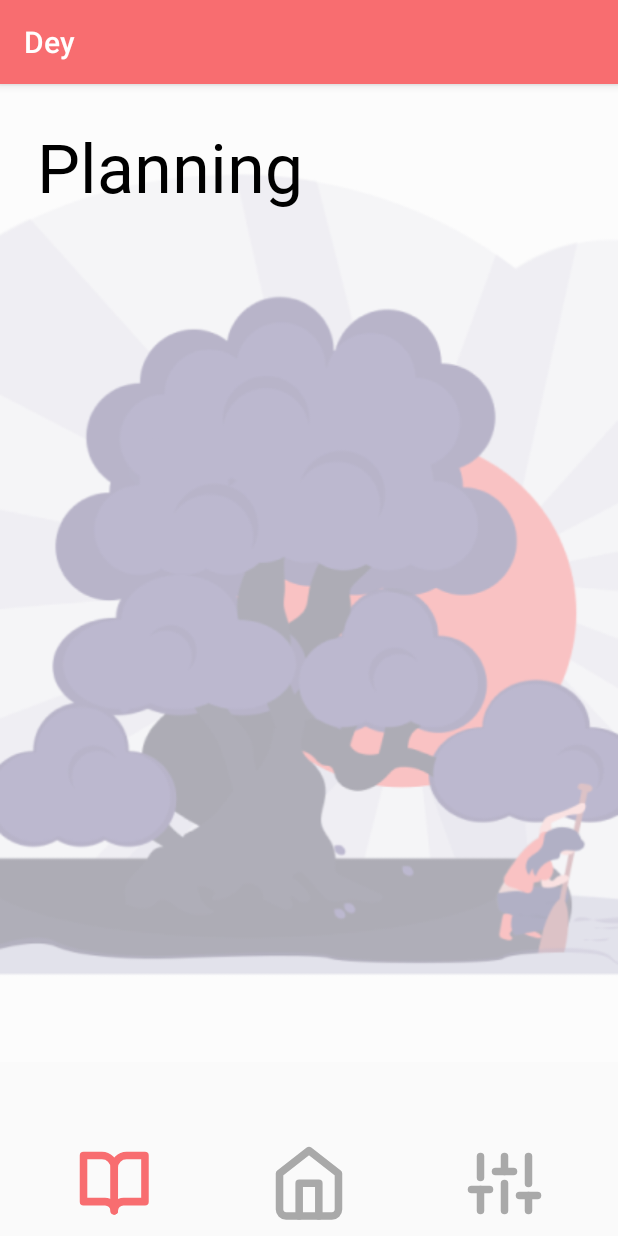
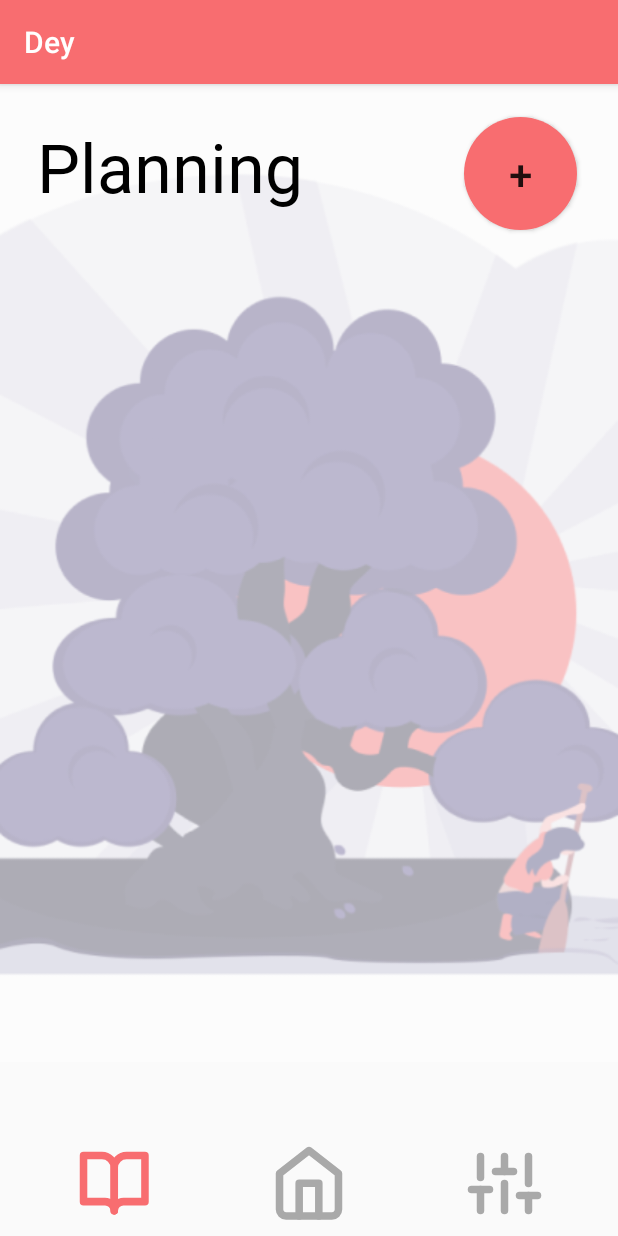
Before and after one commit to LukasSplinter/s1112597_s1114780_iiatimd_app, an Android app: the AgendaActivity screen opened directly, with no data from a screen before it, on a phone screen of 412 x 824 dp. Run offline under Robolectric (Android 15) with nearby library versions, the phone set to English and light mode, and no system bars; our stand-ins replace Room's generated code, Volley; network calls fail.

Commit message:
added activity to add agenda item

```diff
--- a/android_app/app/src/main/AndroidManifest.xml
+++ b/android_app/app/src/main/AndroidManifest.xml
@@ -20,6 +20,7 @@
         </activity>
         <activity android:name=".SettingsActivity" />
         <activity android:name=".AgendaActivity" />
+        <activity android:name=".AddAgenda" />
     </application>
 
 </manifest>
--- a/android_app/app/src/main/java/com/example/iiatimd_app_project/AgendaActivity.java
+++ b/android_app/app/src/main/java/com/example/iiatimd_app_project/AgendaActivity.java
@@ -2,10 +2,25 @@ package com.example.iiatimd_app_project;
 
 import android.content.Intent;
 import android.os.Bundle;
+import android.util.Log;
 import android.view.View;
+import android.widget.Button;
 import android.widget.ImageButton;
 
 import androidx.appcompat.app.AppCompatActivity;
+
+import com.android.volley.Request;
+import com.android.volley.RequestQueue;
+import com.android.volley.Response;
+import com.android.volley.RetryPolicy;
+import com.android.volley.VolleyError;
+import com.android.volley.toolbox.JsonArrayRequest;
+
+import org.json.JSONArray;
+
+import java.util.Calendar;
+import java.util.Date;
+import java.util.TimeZone;
 
 public class AgendaActivity extends AppCompatActivity {
     @Override
@@ -16,6 +31,9 @@ public class AgendaActivity extends AppCompatActivity {
         final ImageButton homeButton = findViewById(R.id.homeButton);
         final ImageButton settingsButton = findViewById(R.id.settingsButton);
 
+        final Button addButton = findViewById(R.id.add_button);
+
+        //navigation
         homeButton.setOnClickListener(new View.OnClickListener() {
             @Override
             public void onClick(View v) {
@@ -31,9 +49,65 @@ public class AgendaActivity extends AppCompatActivity {
                 startActivity(settingsIntent);
             }
         });
+
+        //button to redirect to add agenda page
+        addButton.setOnClickListener(new View.OnClickListener() {
+            @Override
+            public void onClick (View v){
+                Intent addAgendaIntent = new Intent(v.getContext(), AddAgenda.class);
+                startActivity(addAgendaIntent);
+            }
+        });
+
+        //create db
+        final AppDatabase db = AppDatabase.getInstance(getApplicationContext());
+
+        //array for saving agenda items later on;
+        JSONArray agendaItems;
+
+        //get day/year/month for api call
+        Calendar cal = Calendar.getInstance(TimeZone.getTimeZone("Europe/Paris"));
+        Date d = new Date();
+        cal.setTime(d);
+        final int currentDay = cal.get(Calendar.DAY_OF_MONTH);
+        final int currentMonth = cal.get(Calendar.MONTH);
+        final int currentYear = cal.get(Calendar.YEAR);
+
+        RequestQueue queue = VolleySingleton.getInstance(this.getApplicationContext()).getRequestQueue();
+        final String url = "https://dey-iiatimd.herokuapp.com/api/";
+
+        JsonArrayRequest planningRequest = new JsonArrayRequest
+                (Request.Method.GET, (url + "agenda/" + currentDay + "/" + (currentMonth + 1) + "/" + currentYear), null, new Response.Listener<JSONArray>() {
+                    @Override
+                    public void onResponse(JSONArray response) {
+                        Log.d("api", response.toString());
+                        new Thread(new insertAllAgendaPuntenTask(db, response, true));
+                    }
+
+
+                }, new Response.ErrorListener() {
+
+                    @Override
+                    public void onErrorResponse(VolleyError error) {
+                        new Thread(new getAllAgendaPuntenTask(db));
+                    }
+                });
+        planningRequest.setRetryPolicy(new RetryPolicy() {
+            @Override
+            public int getCurrentTimeout() {
+                return 20000;
+            }
+
+            @Override
+            public int getCurrentRetryCount() {
+                return 20000;
+            }
+
+            @Override
+            public void retry(VolleyError error) throws VolleyError {}
+        });
+
+        VolleySingleton.getInstance(this).addToRequestQueue(planningRequest);
     }
 
-
-
-
 }
--- a/android_app/app/src/main/java/com/example/iiatimd_app_project/AgendaDAO.java
+++ b/android_app/app/src/main/java/com/example/iiatimd_app_project/AgendaDAO.java
@@ -5,10 +5,18 @@ import androidx.room.Delete;
 import androidx.room.Insert;
 import androidx.room.Query;
 
+import org.json.JSONArray;
+
 import java.util.List;
 
 @Dao
 public interface AgendaDAO {
+
+    @Query("DELETE FROM AgendaPunt")
+    void deleteAll();
+
+    @Insert
+    void insertAllAgendapunten(List<AgendaPunt> agendaPunten);
 
     @Query("SELECT * FROM AgendaPunt")
     List<AgendaPunt> getAll();
--- /dev/null
+++ b/android_app/app/src/main/java/com/example/iiatimd_app_project/getAllAgendaPuntenTask.java
@@ -0,0 +1,18 @@
+package com.example.iiatimd_app_project;
+
+import android.util.Log;
+
+public class getAllAgendaPuntenTask implements Runnable {
+
+    AppDatabase db;
+
+    public getAllAgendaPuntenTask(AppDatabase db){
+        this.db = db;
+    }
+
+
+    @Override
+    public void run() {
+        Log.d("agenda", db.agendaDAO().getAll().toString());
+    }
+}
--- /dev/null
+++ b/android_app/app/src/main/res/drawable/circle.xml
@@ -0,0 +1,13 @@
+<?xml version="1.0" encoding="utf-8"?>
+<shape xmlns:android="http://schemas.android.com/apk/res/android" >
+
+    <solid android:color="#F86D70" />
+
+    <padding
+        android:left="1dp"
+        android:right="1dp"
+        android:bottom="1dp"
+        android:top="1dp" />
+
+    <corners android:radius="50dp" />
+</shape>
--- a/android_app/app/src/main/res/layout/activity_agenda.xml
+++ b/android_app/app/src/main/res/layout/activity_agenda.xml
@@ -79,4 +79,17 @@
         app:layout_constraintTop_toTopOf="parent"
         app:layout_constraintVertical_bias="0.036" />
 
+    <Button
+        android:id="@+id/add_button"
+        android:layout_width="75dp"
+        android:layout_height="75dp"
+        android:background="@drawable/circle"
+        android:text="@string/add"
+        android:textSize="28dp"
+        app:layout_constraintBottom_toBottomOf="@+id/textView__greeting"
+        app:layout_constraintEnd_toEndOf="parent"
+        app:layout_constraintHorizontal_bias="0.66"
+        app:layout_constraintStart_toEndOf="@+id/textView__greeting"
+        app:layout_constraintTop_toTopOf="@+id/textView__greeting" />
+
 </androidx.constraintlayout.widget.ConstraintLayout>
```
Also changed, not shown: android_app/app/src/main/java/com/example/iiatimd_app_project/AddAgenda.java (added, +93 -0 lines), android_app/app/src/main/java/com/example/iiatimd_app_project/insertAllAgendaPuntenTask.java (added, +26 -0 lines), android_app/app/src/main/res/layout/activity_add_agenda.xml (added, +93 -0 lines), android_app/app/src/main/res/values/strings.xml (+7 -0 lines).
